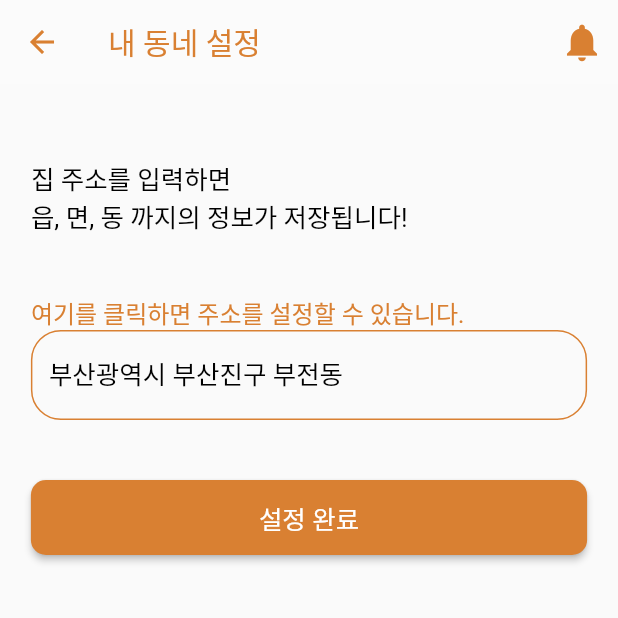
After one commit to S-Sojung/group-buying-frontend, a Flutter app: the UserHometownPage screen opened directly, after a tap on "내 동네 다시 설정하기", on a phone screen of 412 x 824 dp, the top half of it. The commit adds this screen. Run offline on Flutter 3.47's test engine with Material 2 defaults, Android fonts, the phone set to English and light mode, and no system bars; our stand-ins replace dio, flutter_riverpod, flutter_secure_storage, flutter_svg, geocoding, geolocator and 6 more; missing offline and left inert: bootpay, dart:ffi, remedi_kopo; accounts and stored records are empty; Roboto replaces fonts that are missing (HallymGothic).

Commit message:
Feat: 내 동네 설정하기

```diff
--- a/lib/views/pages/user/detail_page/user_detail_page.dart
+++ b/lib/views/pages/user/detail_page/user_detail_page.dart
@@ -5,6 +5,7 @@ import 'package:donut/views/components/donut_button.dart';
 import 'package:donut/views/components/donut_rate_bar.dart';
 import 'package:donut/views/pages/user/boardlist_page/user_boardlist_page.dart';
 import 'package:donut/views/pages/user/detail_page/components/donut_text_button.dart';
+import 'package:donut/views/pages/user/hometown_page/user_hometown_page.dart';
 import 'package:donut/views/pages/user/purchase_history_page/user_purchase_history_page.dart';
 import 'package:donut/views/pages/user/wishlist_page/user_wishlist_page.dart';
 import 'package:flutter/material.dart';
@@ -60,7 +61,9 @@ class UserDetailPage extends StatelessWidget {
           DonutTextButton(
               icon: Icons.account_balance, text: "계좌번호 등록", funRoute: () {}),
           DonutTextButton(
-              icon: Icons.location_on, text: "우리 동네 설정", funRoute: () {}),
+              icon: Icons.location_on, text: "내 동네", funRoute: () {
+            Navigator.push(context, MaterialPageRoute(builder: (context) => UserHometownPage()));
+          }),
           Divider(color: donutColorBasic, thickness: 1),
           DonutTextButton(
               icon: Icons.notifications, text: "알람 설정", funRoute: () {}),
--- a/lib/views/pages/user/hometown_page/user_hometown_page.dart
+++ b/lib/views/pages/user/hometown_page/user_hometown_page.dart
@@ -1,3 +1,10 @@
+import 'package:donut/core/constants/size.dart';
+import 'package:donut/core/constants/style.dart';
+import 'package:donut/core/constants/theme.dart';
+import 'package:donut/model/my_location/my_location.dart';
+import 'package:donut/model/user/user.dart';
+import 'package:donut/views/components/donut_button.dart';
+import 'package:donut/views/pages/user/hometown_page/user_set_hometown_page.dart';
 import 'package:flutter/material.dart';
 
 class UserHometownPage extends StatelessWidget {
@@ -5,6 +12,48 @@ class UserHometownPage extends StatelessWidget {
 
   @override
   Widget build(BuildContext context) {
-    return const Placeholder();
+    return Scaffold(
+      appBar: AppBar(
+          elevation: 0,
+          backgroundColor: Colors.white10,
+          foregroundColor: donutColorBasic,
+          title: Text("현재 내 동네 "),
+          actions: [
+            IconButton(
+                onPressed: () {},
+                icon: Icon(
+                  Icons.notifications,
+                  size: 30,
+                )),
+          ]),
+      body: Padding(
+        padding: EdgeInsets.symmetric(horizontal: getScreenWidth(context)*0.05,vertical: 50),
+        child: Column(
+          crossAxisAlignment: CrossAxisAlignment.start,
+          children: [
+            Text('이 주소를 기반해서 \n주변에 있는 공구들을 리스트로 보여줘요!', style: bodyText()),
+            SizedBox(height: 50,),
+            Container(
+              width: getScreenWidth(context),
+              height: 70,
+              decoration: BoxDecoration(
+                border: Border.all(color: donutColorBasic,width: 2),
+                borderRadius: BorderRadius.circular(10)
+              ),
+              child: Align(alignment: Alignment.center,child: Text("${myLocations[0].state} ${myLocations[0].city} ${myLocations[0].town}",style: title2(),)),
+            ),
+            SizedBox(height: 50,),
+            // DonutButton(text: "내 동네 인증하기", funPageRoute: (){
+            //   Navigator.push(context, MaterialPageRoute(builder: (context) => UserSetHometownPage(),));
+            // }),
+            //
+            // SizedBox(height: 20,),
+            DonutButton(text: "내 동네 다시 설정하기", funPageRoute: (){
+              Navigator.push(context, MaterialPageRoute(builder: (context) => UserSetHometownPage(),));
+            })
+          ],
+        ),
+      ),
+    );
   }
 }
--- /dev/null
+++ b/lib/views/pages/user/hometown_page/user_set_hometown_page.dart
@@ -0,0 +1,105 @@
+import 'package:donut/core/constants/size.dart';
+import 'package:donut/core/constants/style.dart';
+import 'package:donut/core/constants/theme.dart';
+import 'package:donut/core/utils/validator_util.dart';
+import 'package:donut/model/my_location/my_location.dart';
+import 'package:donut/views/components/donut_button.dart';
+import 'package:donut/views/components/donut_text_form_field.dart';
+import 'package:flutter/material.dart';
+import 'package:flutter/services.dart';
+import 'package:remedi_kopo/remedi_kopo.dart';
+
+class UserSetHometownPage extends StatefulWidget {
+  const UserSetHometownPage({Key? key}) : super(key: key);
+
+  @override
+  State<UserSetHometownPage> createState() => _UserSetHometownPageState();
+}
+
+class _UserSetHometownPageState extends State<UserSetHometownPage> {
+  TextEditingController _AddressController = TextEditingController();
+
+  @override
+  void initState() {
+    _AddressController.text="${myLocations[0].state} ${myLocations[0].city} ${myLocations[0].town}";
+    super.initState();
+  }
+
+  @override
+  Widget build(BuildContext context) {
+    return Scaffold(
+      appBar: AppBar(
+          elevation: 0,
+          backgroundColor: Colors.white10,
+          foregroundColor: donutColorBasic,
+          title: Text("내 동네 설정"),
+          actions: [
+            IconButton(
+                onPressed: () {},
+                icon: Icon(
+                  Icons.notifications,
+                  size: 30,
+                )),
+          ]),
+      body: Padding(
+        padding: EdgeInsets.symmetric(horizontal: getScreenWidth(context)*0.05,vertical: 50),
+        child: Column(
+          crossAxisAlignment: CrossAxisAlignment.start,
+          children: [
+            Text('집 주소를 입력하면 \n읍, 면, 동 까지의 정보가 저장됩니다!', style: bodyText()),
+            SizedBox(height: 20,),
+            AddressText(),
+            SizedBox(height: 20,),
+            DonutButton(text: "설정 완료", funPageRoute: (){
+
+            })
+          ],
+        ),
+      ),
+    );
+  }
+
+  Widget AddressText() {
+    return GestureDetector(
+      onTap: () {
+        HapticFeedback.mediumImpact();
+        _addressAPI(); // 카카오 주소 API
+      },
+      child: Padding(
+        padding: const EdgeInsets.symmetric(vertical: 20),
+        child: Column(
+          crossAxisAlignment: CrossAxisAlignment.start,
+          children: [
+            Text('여기를 클릭하면 주소를 설정할 수 있습니다. ', style: callout(mColor: donutColorBasic)),
+            TextFormField(
+              enabled: false,
+              decoration: InputDecoration(
+                disabledBorder: OutlineInputBorder(
+                  borderSide: const BorderSide(color: donutColorBasic),
+                  borderRadius: BorderRadius.circular(20),
+                ),
+
+                isDense: false,
+              ),
+              controller: _AddressController,
+              style: bodyText(),
+            ),
+          ],
+        ),
+      ),
+    );
+  }
+
+  _addressAPI() async {
+    KopoModel model = await Navigator.push(
+        context,
+        MaterialPageRoute(builder: (context) => RemediKopo(),)
+    );
+    _AddressController.text =
+    '${model.sido} ${model.sigungu} ${model.bname}';
+    // print("테스트 ${model.sido}"); // state
+    // print("테스트 ${model.sigungu}"); // city
+    // print("테스트 ${model.bname}"); //town
+    //${model.zonecode!} // 우편번호
+  }
+}
--- a/pubspec.yaml
+++ b/pubspec.yaml
@@ -48,7 +48,7 @@ dependencies:
   geocoding: ^2.1.0
   change_app_package_name: ^1.1.0
   bootpay: ^4.6.1
-
+  remedi_kopo: ^0.0.1
 
 dev_dependencies:
   flutter_test:
```
Also changed, not shown: pubspec.lock.
